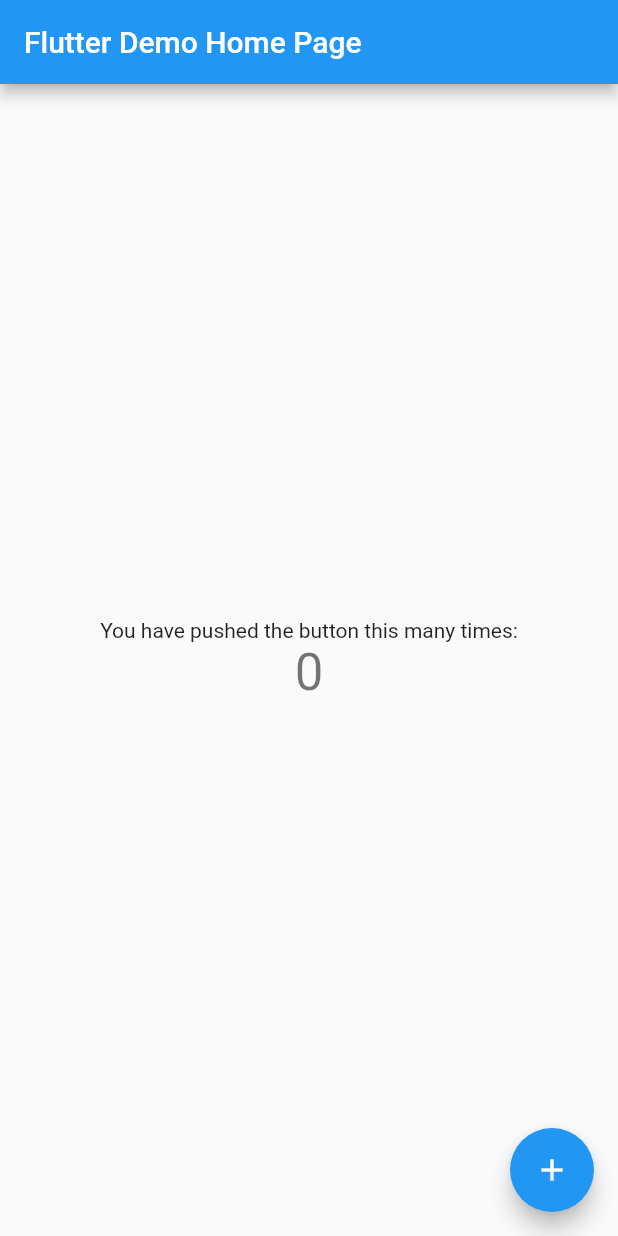
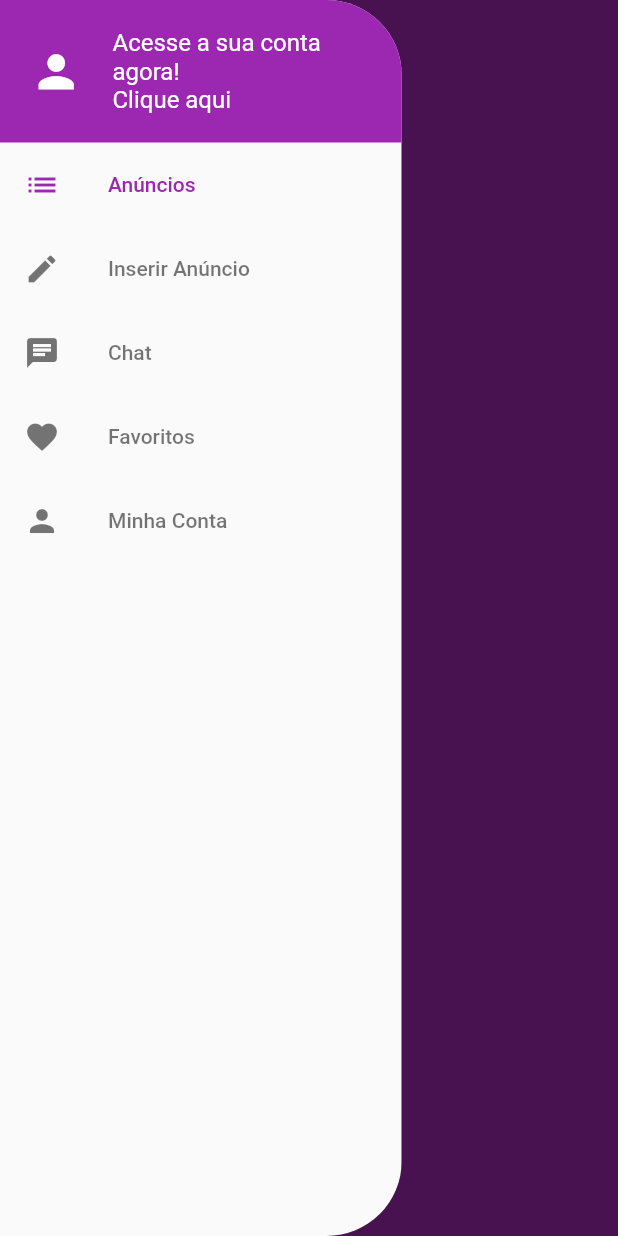
Before and after one commit to gasa-almeida/xlo_clone_mobx, a Flutter app: the screen it shows after launch, with the side drawer open (before the commit the screen has no drawer), on a phone screen of 412 x 824 dp. Run offline on Flutter 3.47's test engine with Material 2 defaults, Android fonts, the phone set to English and light mode, and no system bars; our stand-ins replace brasil_fields, get_it, mobx, parse_server_sdk; generated files the repository leaves out were written again.

Commit message:
Clone Xlo
Cone XLO com mobx e Parse, design tela de login concluido.

```diff
--- /dev/null
+++ b/lib/components/drawer/custom_drawer.dart
@@ -0,0 +1,23 @@
+import 'package:flutter/material.dart';
+import 'package:xlo_clone_mobx/components/drawer/custom_drawer_header.dart';
+import 'package:xlo_clone_mobx/components/drawer/page_section.dart';
+
+class CustomDrawer extends StatelessWidget {
+  @override
+  Widget build(BuildContext context) {
+    return ClipRRect(
+      borderRadius: BorderRadius.horizontal(right: Radius.circular(50.0)),
+      child: SizedBox(
+        width: MediaQuery.of(context).size.width * 0.65,
+        child: Drawer(
+          child: ListView(
+            children: [
+              CustomDrawerHeader(),
+              PageSection(),
+            ],
+          ),
+        ),
+      ),
+    );
+  }
+}
--- /dev/null
+++ b/lib/components/drawer/custom_drawer_header.dart
@@ -0,0 +1,37 @@
+import 'package:flutter/material.dart';
+import 'package:xlo_clone_mobx/screens/login/login_screen.dart';
+
+class CustomDrawerHeader extends StatelessWidget {
+  @override
+  Widget build(BuildContext context) {
+    return GestureDetector(
+      onTap: (){
+        Navigator.of(context).pop();
+        Navigator.of(context).push(
+            MaterialPageRoute(builder: (_) => LoginScreen())
+        );
+      },
+      child: Container(
+        color: Colors.purple,
+        height: 95.0,
+        padding: const EdgeInsets.symmetric(horizontal: 20.0),
+        child: Row(
+          children: [
+            Icon(Icons.person, color: Colors.white, size: 35.0,),
+            SizedBox(width: 20.0,),
+            Expanded(
+              child: Column(
+                mainAxisAlignment: MainAxisAlignment.center,
+                crossAxisAlignment: CrossAxisAlignment.start,
+                children: [
+                  Text('Acesse a sua conta agora!', style: TextStyle(color: Colors.white, fontSize: 16.0),),
+                  Text('Clique aqui', style: TextStyle(color: Colors.white, fontSize: 16.0),),
+                ],
+              ),
+            ),
+          ],
+        ),
+      ),
+    );
+  }
+}
--- /dev/null
+++ b/lib/components/drawer/page_section.dart
@@ -0,0 +1,54 @@
+import 'package:flutter/material.dart';
+import 'package:get_it/get_it.dart';
+import 'package:xlo_clone_mobx/components/drawer/page_tile.dart';
+import 'package:xlo_clone_mobx/stores/page_store.dart';
+
+
+class PageSection extends StatelessWidget {
+
+  final PageStore pageStore = GetIt.I<PageStore>();
+
+
+  @override
+  Widget build(BuildContext context) {
+    return Column(
+      children: [
+        PageTile(
+            label: 'Anúncios',
+            iconData: Icons.list,
+            onTap: () {
+              pageStore.setpage(0);
+            },
+            highlighted: pageStore.page == 0),
+        PageTile(
+            label: 'Inserir Anúncio',
+            iconData: Icons.edit,
+            onTap: () {
+              pageStore.setpage(1);
+            },
+            highlighted: pageStore.page == 1,),
+        PageTile(
+            label: 'Chat',
+            iconData: Icons.chat,
+            onTap: () {
+              pageStore.setpage(2);
+            },
+            highlighted: pageStore.page == 2),
+        PageTile(
+            label: 'Favoritos',
+            iconData: Icons.favorite,
+            onTap: () {
+              pageStore.setpage(3);
+            },
+            highlighted: pageStore.page == 3),
+        PageTile(
+            label: 'Minha Conta',
+            iconData: Icons.person,
+            onTap: () {
+              pageStore.setpage(4);
+            },
+            highlighted: pageStore.page == 4),
+      ],
+    );
+  }
+}
--- /dev/null
+++ b/lib/components/drawer/page_tile.dart
@@ -0,0 +1,22 @@
+import 'package:flutter/material.dart';
+
+class PageTile extends StatelessWidget {
+
+  PageTile({this.label, this.iconData, this.onTap, this.highlighted});
+
+  final String label;
+  final IconData iconData;
+  final VoidCallback onTap;
+  final bool highlighted;
+
+  @override
+  Widget build(BuildContext context) {
+    return ListTile(
+      title: Text(label, style: TextStyle(color: highlighted ? Colors.purple : Colors.black54),),
+      leading: Icon(iconData, color: highlighted ? Colors.purple : Colors.black54,),
+      onTap: onTap,
+    );
+  }
+
+
+}
--- a/lib/main.dart
+++ b/lib/main.dart
@@ -1,7 +1,77 @@
 import 'package:flutter/material.dart';
+import 'package:parse_server_sdk/parse_server_sdk.dart';
+import 'package:xlo_clone_mobx/screens/base/base_screen.dart';
+import 'package:get_it/get_it.dart';
+import 'package:xlo_clone_mobx/stores/page_store.dart';
 
-void main() {
+void main() async {
+
+  WidgetsFlutterBinding.ensureInitialized();
+  await initializeParse();
+  setupLocators();
   runApp(MyApp());
+
+  //Criação de uma classe(Tabela) e objeto(registro)
+//  final category = ParseObject('Categories')..set<String>('Title', 'Blusas')..set<int>('Position', 3);
+//  final response = await category.save();
+//  print(response.success);
+
+  //Modificação de um objeto, um registro
+//  final category = ParseObject('Categories')..objectId = '81dccO26UO'..set<int>('Position', 1);
+//  final response = await category.save();
+//  print(response.success);
+
+  //Removendo um objeto(regsitro)
+//  final category = ParseObject('Categories')..objectId = 'LnR6FlZPMC';
+//  final response = await category.delete();
+//  print(response.success);
+
+  //Como ler um objeto(registro) de uma classe(tabela)
+//  final response = await ParseObject('Categories').getObject('qFWgmMiWXW');
+//  response.success ? print(response.result): print('Erro');
+
+  //Como ler todos os objetos(registros) de uma classe(tabela)
+//  final response = await ParseObject('Categories').getAll();
+//  //response.success ? print(response.results): print('erro'); //ou
+//  if(response.success) {
+//    for(final object in response.results) {
+//      print(object);
+//    }
+//  }
+
+//  //Comofazer uma consulta de uma registro especifico
+//  final query = QueryBuilder(ParseObject('Categories'));
+//  query.whereEqualTo('Position', 3);
+//  final response = await query.query();
+//  if(response.success){
+//    print(response.result);
+//  }
+
+  //Comofazer uma consulta de registros que contém o texto
+//  final query = QueryBuilder(ParseObject('Categories'));
+//  query.whereContains('Title', 'Blusas');
+//  query.whereEqualTo('Position', 2); //Podemos combinar a busca com outros critérios adicionando linha de query na sequencia
+//  final response = await query.query();
+//  if(response.success){
+//    print(response.result);
+//  }
+
+}
+
+void setupLocators() {
+  GetIt.I.registerSingleton(PageStore());
+}
+
+Future<void> initializeParse() async {
+  //Inicialização do Parse Server
+  await Parse().initialize(
+    'CUZ8AO0QDlgEJtW1RbuHCAu125GUJLAyhyhc18aZ',
+    'https://parseapi.back4app.com/',
+    clientKey: 'BlT6bQlsTfBpOd38WexvUAGmrJs63JobN1ynoxpw',
+    autoSendSessionId: true,
+    debug: true,
+  );
+
 }
 
 class MyApp extends StatelessWidget {
@@ -9,109 +79,18 @@ class MyApp extends StatelessWidget {
   @override
   Widget build(BuildContext context) {
     return MaterialApp(
-      title: 'Flutter Demo',
+      debugShowCheckedModeBanner: false,
+      title: 'XLO',
       theme: ThemeData(
-        // This is the theme of your application.
-        //
-        // Try running your application with "flutter run". You'll see the
-        // application has a blue toolbar. Then, without quitting the app, try
-        // changing the primarySwatch below to Colors.green and then invoke
-        // "hot reload" (press "r" in the console where you ran "flutter run",
-        // or simply save your changes to "hot reload" in a Flutter IDE).
-        // Notice that the counter didn't reset back to zero; the application
-        // is not restarted.
-        primarySwatch: Colors.blue,
-        // This makes the visual density adapt to the platform that you run
-        // the app on. For desktop platforms, the controls will be smaller and
-        // closer together (more dense) than on mobile platforms.
+        primaryColor: Colors.purple,
+        scaffoldBackgroundColor: Colors.purple,
         visualDensity: VisualDensity.adaptivePlatformDensity,
+        cursorColor: Colors.orange,
+        appBarTheme: AppBarTheme(
+          elevation: 0,
+        )
       ),
-      home: MyHomePage(title: 'Flutter Demo Home Page'),
+      home: BaseScreen(),
     );
   }
 }
-
-class MyHomePage extends StatefulWidget {
-  MyHomePage({Key key, this.title}) : super(key: key);
-
-  // This widget is the home page of your application. It is stateful, meaning
-  // that it has a State object (defined below) that contains fields that affect
-  // how it looks.
-
-  // This class is the configuration for the state. It holds the values (in this
-  // case the title) provided by the parent (in this case the App widget) and
-  // used by the build method of the State. Fields in a Widget subclass are
-  // always marked "final".
-
-  final String title;
-
-  @override
-  _MyHomePageState createState() => _MyHomePageState();
-}
-
-class _MyHomePageState extends State<MyHomePage> {
-  int _counter = 0;
-
-  void _incrementCounter() {
-    setState(() {
-      // This call to setState tells the Flutter framework that something has
-      // changed in this State, which causes it to rerun the build method below
-      // so that the display can reflect the updated values. If we changed
-      // _counter without calling setState(), then the build method would not be
-      // called again, and so nothing would appear to happen.
-      _counter++;
-    });
-  }
-
-  @override
-  Widget build(BuildContext context) {
-    // This method is rerun every time setState is called, for instance as done
-    // by the _incrementCounter method above.
-    //
-    // The Flutter framework has been optimized to make rerunning build methods
-    // fast, so that you can just rebuild anything that needs updating rather
-    // than having to individually change instances of widgets.
-    return Scaffold(
-      appBar: AppBar(
-        // Here we take the value from the MyHomePage object that was created by
-        // the App.build method, and use it to set our appbar title.
-        title: Text(widget.title),
-      ),
-      body: Center(
-        // Center is a layout widget. It takes a single child and positions it
-        // in the middle of the parent.
-        child: Column(
-          // Column is also a layout widget. It takes a list of children and
-          // arranges them vertically. By default, it sizes itself to fit its
-          // children horizontally, and tries to be as tall as its parent.
-          //
-          // Invoke "debug painting" (press "p" in the console, choose the
-          // "Toggle Debug Paint" action from the Flutter Inspector in Android
-          // Studio, or the "Toggle Debug Paint" command in Visual Studio Code)
-          // to see the wireframe for each widget.
-          //
-          // Column has various properties to control how it sizes itself and
-          // how it positions its children. Here we use mainAxisAlignment to
-          // center the children vertically; the main axis here is the vertical
-          // axis because Columns are vertical (the cross axis would be
-          // horizontal).
-          mainAxisAlignment: MainAxisAlignment.center,
-          children: <Widget>[
-            Text(
-              'You have pushed the button this many times:',
-            ),
-            Text(
-              '$_counter',
-              style: Theme.of(context).textTheme.headline4,
-            ),
-          ],
-        ),
-      ),
-      floatingActionButton: FloatingActionButton(
-        onPressed: _incrementCounter,
-        tooltip: 'Increment',
-        child: Icon(Icons.add),
-      ), // This trailing comma makes auto-formatting nicer for build methods.
-    );
-  }
-}
--- /dev/null
+++ b/lib/screens/base/base_screen.dart
@@ -0,0 +1,42 @@
+import 'package:flutter/material.dart';
+import 'package:get_it/get_it.dart';
+import 'package:mobx/mobx.dart';
+import 'package:xlo_clone_mobx/screens/home/home_screen.dart';
+import 'package:xlo_clone_mobx/stores/page_store.dart';
+
+class BaseScreen extends StatefulWidget {
+  @override
+  _BaseScreenState createState() => _BaseScreenState();
+}
+
+class _BaseScreenState extends State<BaseScreen> {
+  final PageController pageController = new PageController();
+  final PageStore pageStore = GetIt.I<PageStore>();
+
+  @override
+  void initState() {
+    // TODO: implement initState
+    super.initState();
+    reaction(
+      (_) => pageStore.page,
+      (page) => pageController.jumpToPage(page));
+  }
+
+  @override
+  Widget build(BuildContext context) {
+    return Scaffold(
+      body: PageView(
+        controller: pageController,
+        physics: NeverScrollableScrollPhysics(),
+        children: [
+          HomeScreen(),
+          Container(color: Colors.yellow),
+          Container(color: Colors.red,),
+          Container(color: Colors.green,),
+          Container(color: Colors.purple,),
+        ],
+      ),
+
+    );
+  }
+}
--- /dev/null
+++ b/lib/screens/home/home_screen.dart
@@ -0,0 +1,19 @@
+import 'package:flutter/material.dart';
+import 'package:xlo_clone_mobx/components/drawer/custom_drawer.dart';
+
+class HomeScreen extends StatefulWidget {
+  @override
+  _HomeScreenState createState() => _HomeScreenState();
+}
+
+class _HomeScreenState extends State<HomeScreen> {
+  @override
+  Widget build(BuildContext context) {
+    return SafeArea(
+      child: Scaffold(
+        drawer: CustomDrawer(),
+        appBar: AppBar(),
+      ),
+    );
+  }
+}
```
Also changed, not shown: lib/screens/login/login_screen.dart (added, +125 -0 lines), lib/screens/signup/components.dart (added, +37 -0 lines), lib/screens/signup/signup_screen.dart (added, +131 -0 lines), lib/stores/page_store.dart (added, +19 -0 lines), pubspec.yaml (+7 -0 lines), lib/stores/page_store.g.dart (added), 7 other files.
